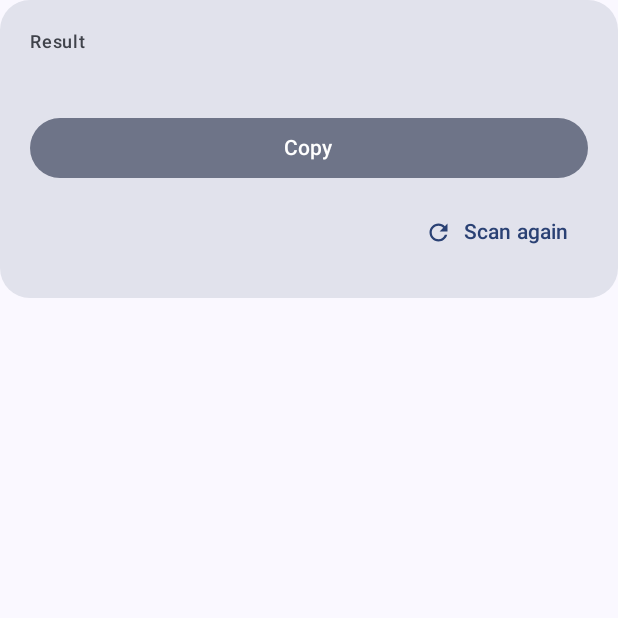
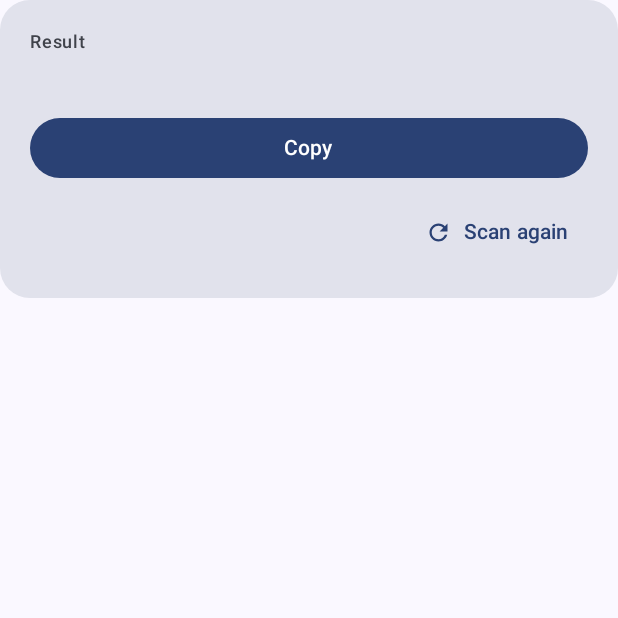
Before and after one commit to DanMotive/QR-Scanner, an Android app built with Jetpack Compose: the composable ResultCard called with empty values, on a phone screen of 412 x 824 dp, the top half of it. Run offline under Robolectric (Android 15) with nearby library versions, the phone set to English and light mode, and no system bars; 7 statements that could not run were skipped.

Commit message:
кнопка без заполнения(копировать)

```diff
--- a/app/src/main/java/com/danmotive/qrscanner/ui/components/ResultCard.kt
+++ b/app/src/main/java/com/danmotive/qrscanner/ui/components/ResultCard.kt
@@ -12,7 +12,6 @@ import androidx.compose.foundation.text.selection.SelectionContainer
 import androidx.compose.material.icons.Icons
 import androidx.compose.material.icons.filled.Refresh
 import androidx.compose.material3.Button
-import androidx.compose.material3.FilledTonalButton
 import androidx.compose.material3.Icon
 import androidx.compose.material3.MaterialTheme
 import androidx.compose.material3.Surface
@@ -69,7 +68,7 @@ fun ResultCard(
                         Text(stringResource(R.string.open_link))
                     }
                 }
-                FilledTonalButton(
+                Button(
                     onClick = onCopy,
                     modifier = Modifier.weight(1f)
                 ) {
```
